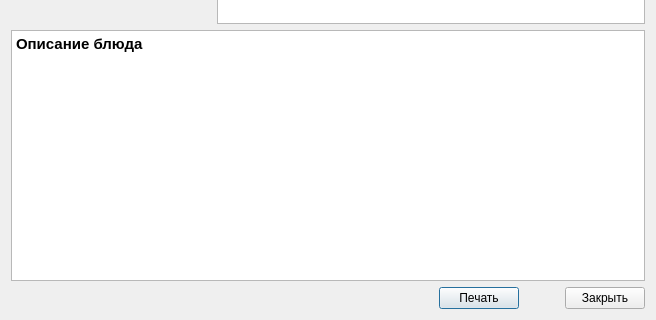
Qt form detaileddialog.ui (Dr-Neiron/QtCookBook) before a commit; both pictures show x 0 to 656 and y 268 to 588 of the 656 by 588 pixel window.
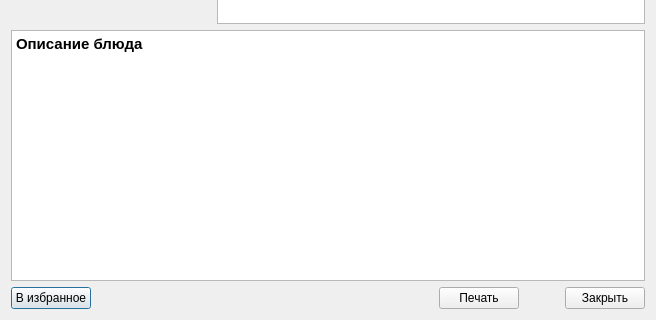
The same form after that commit.

```diff
--- a/detaileddialog.ui
+++ b/detaileddialog.ui
@@ -92,6 +92,16 @@
    </item>
    <item>
     <layout class="QHBoxLayout" name="horizontalLayout_2">
+     <item>
+      <widget class="QPushButton" name="addToFav_pushButton">
+       <property name="text">
+        <string>В избранное</string>
+       </property>
+       <property name="checkable">
+        <bool>true</bool>
+       </property>
+      </widget>
+     </item>
      <item>
       <spacer name="horizontalSpacer_3">
        <property name="orientation">
```
